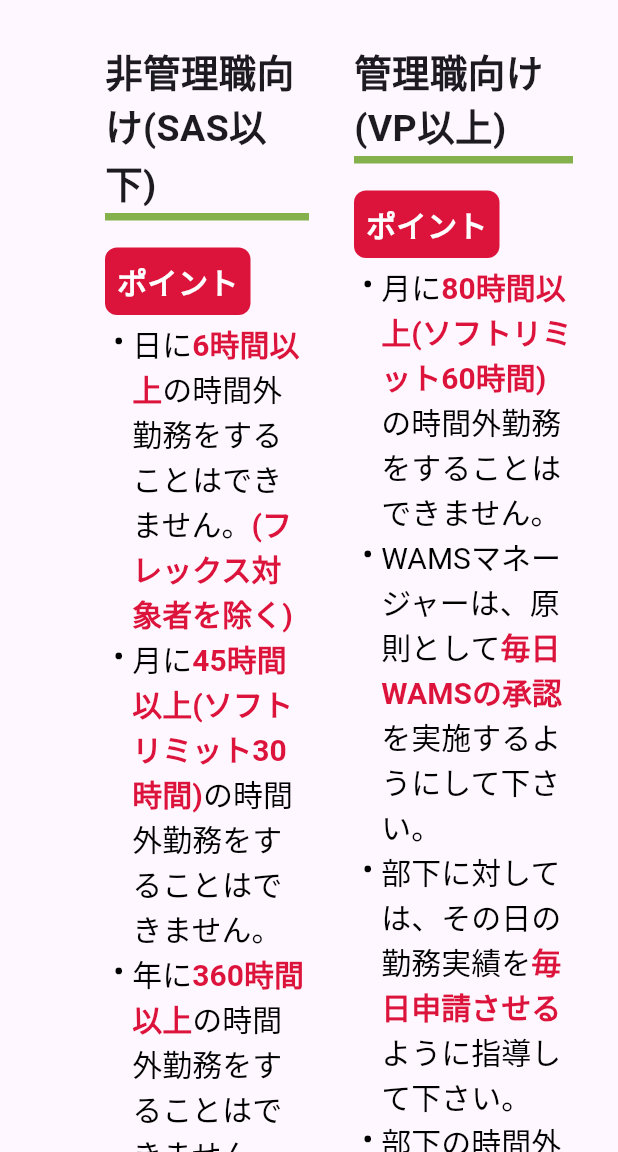
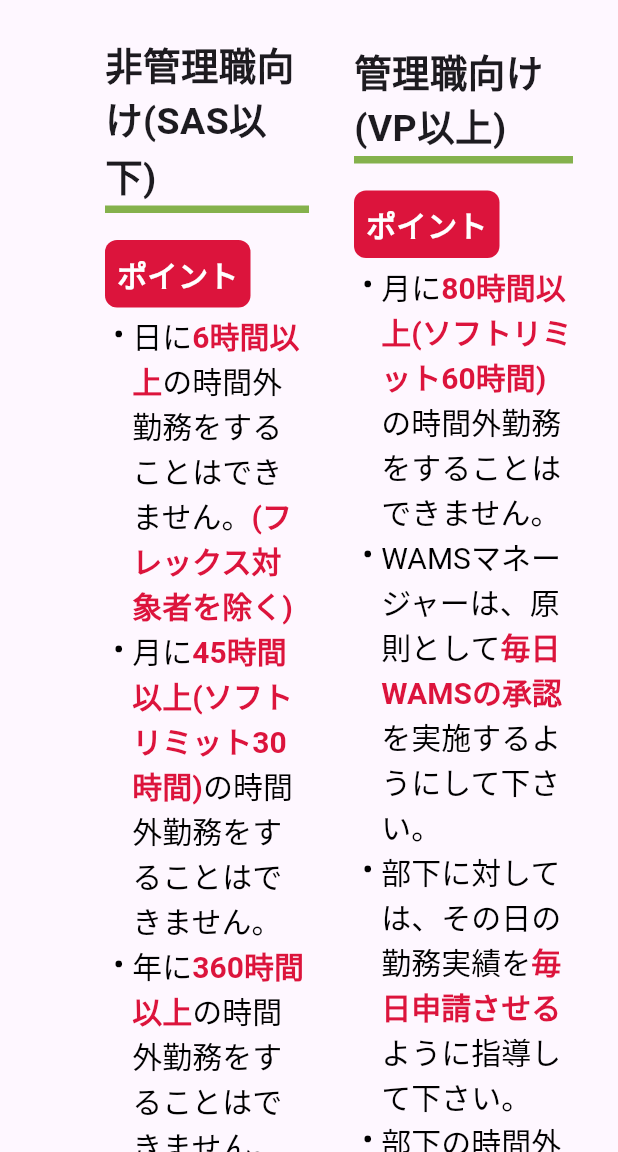
Before and after one commit to Iris2783/compliance, a Flutter app: the DesktopLaborManagement screen opened directly, on a phone screen of 412 x 824 dp, the part 84-1236 px from its top. Run offline on Flutter 3.47's test engine with Material 3 defaults, Android fonts, the phone set to English and light mode, and no system bars; our stand-ins replace google_fonts.

Commit message:
Update desktop_labormanagement.dart

```diff
--- a/lib/Details/LaborManagement/desktop_labormanagement.dart
+++ b/lib/Details/LaborManagement/desktop_labormanagement.dart
@@ -32,7 +32,7 @@ class DesktopLaborManagement extends StatelessWidget {
           children: [
             Expanded(
               child: Padding(
-                padding: const EdgeInsets.only(top: 30.0, left: 70.0),
+                padding: const EdgeInsets.only(top: 25.0, left: 70.0),
                 child: Column(
                   crossAxisAlignment: CrossAxisAlignment.start,
                   children: [
```
